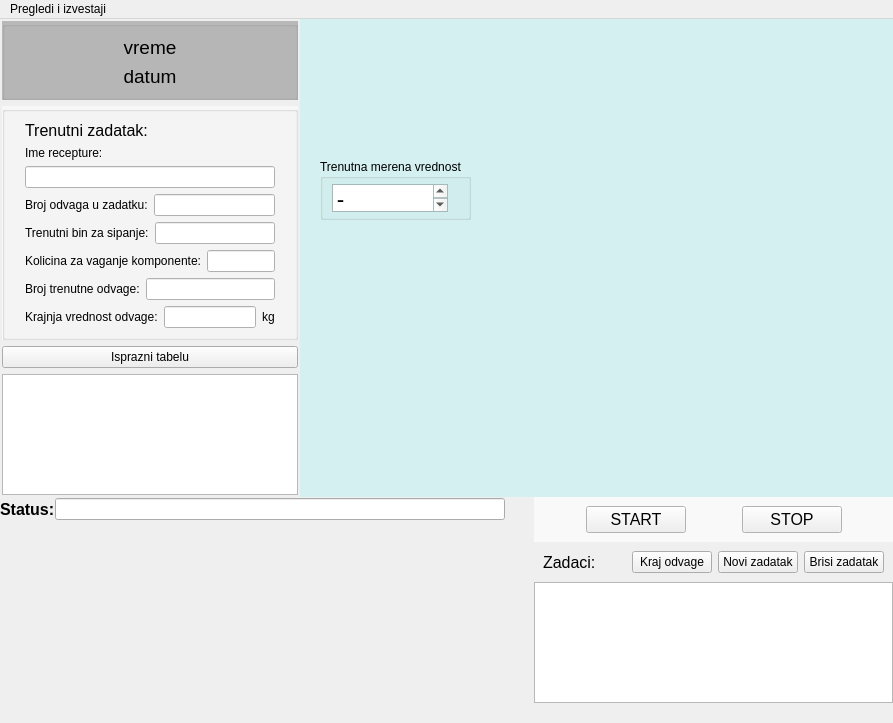
Qt form ui/automainwindow.ui (nikolakn/biovita) before a commit.
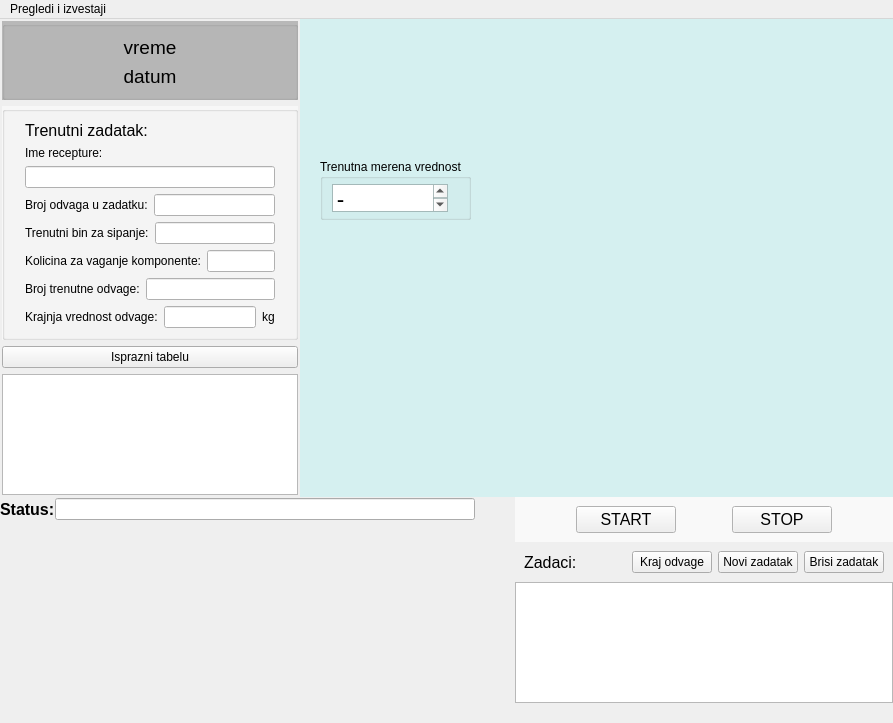
The same form after that commit. Custom widgets are drawn as their Qt base class.

The edit to the form file:
```diff
--- a/ui/automainwindow.ui
+++ b/ui/automainwindow.ui
@@ -612,7 +612,7 @@
             </property>
             <property name="minimumSize">
              <size>
-              <width>450</width>
+              <width>420</width>
               <height>0</height>
              </size>
             </property>
```
